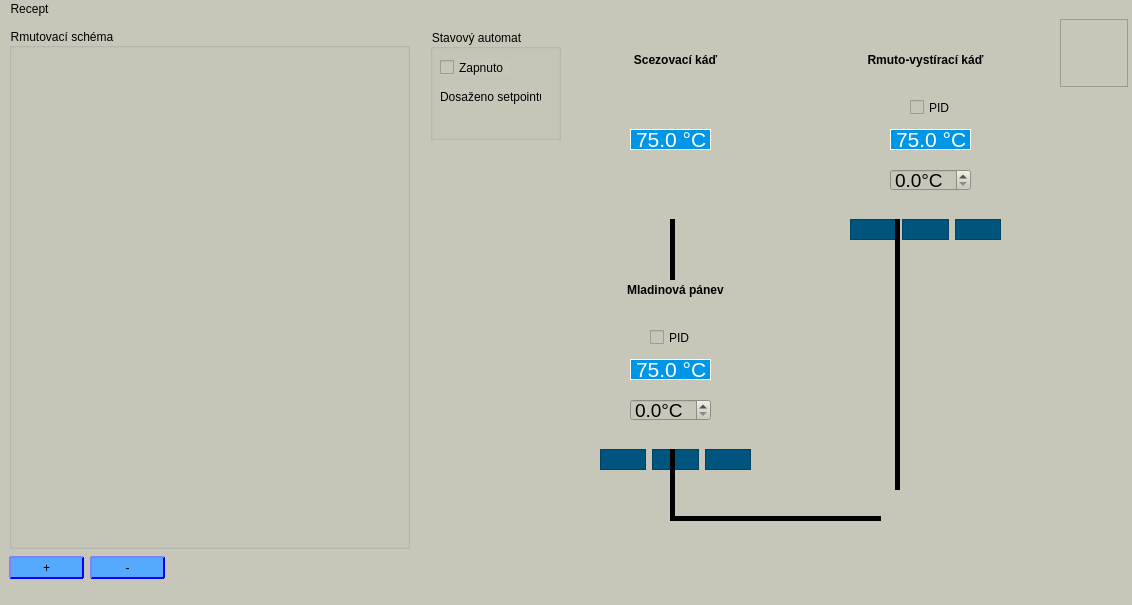
This is pyBrew/pyBrew/forms/form_main.ui in Zbysekz/pyBrew as Qt 5 draws it before an edit. The edited form follows.
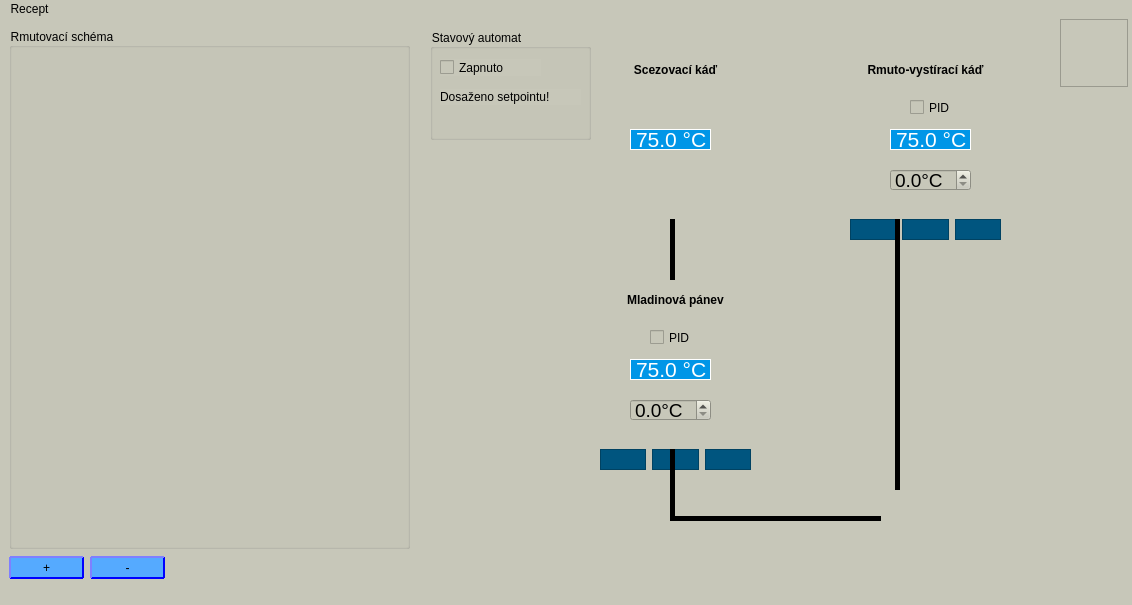
This is the edited form. Icons and pictures are not drawn.

What changed in the file:
```diff
--- a/pyBrew/pyBrew/forms/form_main.ui
+++ b/pyBrew/pyBrew/forms/form_main.ui
@@ -157,7 +157,7 @@
     <property name="geometry">
      <rect>
       <x>610</x>
-      <y>260</y>
+      <y>270</y>
       <width>131</width>
       <height>21</height>
      </rect>
@@ -181,9 +181,9 @@
    <widget class="QLabel" name="label_7">
     <property name="geometry">
      <rect>
-      <x>860</x>
-      <y>30</y>
-      <width>131</width>
+      <x>840</x>
+      <y>40</y>
+      <width>171</width>
       <height>21</height>
      </rect>
     </property>
@@ -207,7 +207,7 @@
     <property name="geometry">
      <rect>
       <x>610</x>
-      <y>30</y>
+      <y>40</y>
       <width>131</width>
       <height>21</height>
      </rect>
@@ -458,7 +458,7 @@
      <rect>
       <x>910</x>
       <y>80</y>
-      <width>41</width>
+      <width>51</width>
       <height>17</height>
      </rect>
     </property>
@@ -471,7 +471,7 @@
      <rect>
       <x>650</x>
       <y>310</y>
-      <width>41</width>
+      <width>51</width>
       <height>17</height>
      </rect>
     </property>
@@ -484,7 +484,7 @@
      <rect>
       <x>430</x>
       <y>10</y>
-      <width>131</width>
+      <width>161</width>
       <height>111</height>
      </rect>
     </property>
@@ -496,7 +496,7 @@
       <rect>
        <x>10</x>
        <y>30</y>
-       <width>70</width>
+       <width>101</width>
        <height>17</height>
       </rect>
      </property>
@@ -509,7 +509,7 @@
       <rect>
        <x>10</x>
        <y>60</y>
-       <width>101</width>
+       <width>141</width>
        <height>16</height>
       </rect>
      </property>
```
Left out of the diff: 2 changed lines with no effect on the pictures.
